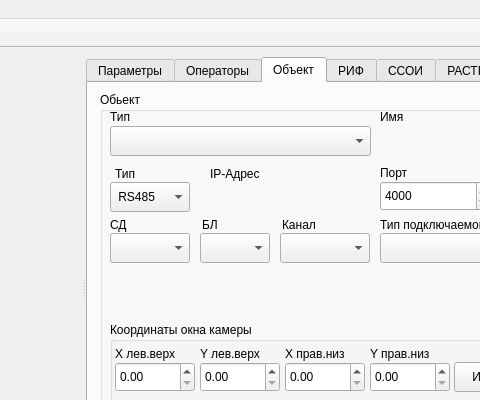
Qt form m_cfg/MainWindowCFG.ui (xXRadioHeadXx/start7) before a commit; both pictures show x 348 to 828 and y 0 to 400 of the 1043 by 570 pixel window.
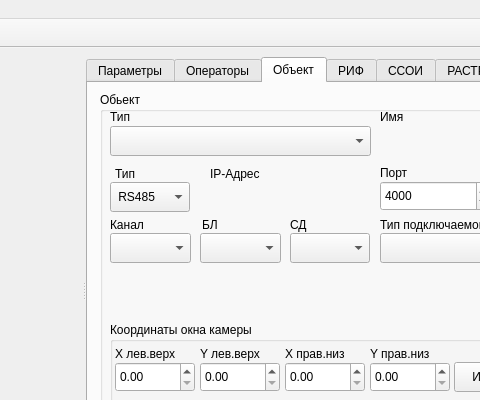
The same form after that commit. Icons and pictures are not drawn. Custom widgets are drawn as their Qt base class.

Diff of the .ui file:
```diff
--- a/m_cfg/MainWindowCFG.ui
+++ b/m_cfg/MainWindowCFG.ui
@@ -975,7 +975,7 @@
                <rect>
                 <x>100</x>
                 <y>21</y>
-                <width>70</width>
+                <width>81</width>
                 <height>30</height>
                </rect>
               </property>
@@ -983,7 +983,7 @@
              <widget class="QComboBox" name="SSOI_SD_Num3">
               <property name="geometry">
                <rect>
-                <x>10</x>
+                <x>190</x>
                 <y>21</y>
                 <width>80</width>
                 <height>30</height>
@@ -1006,7 +1006,7 @@
              <widget class="QLabel" name="label_99">
               <property name="geometry">
                <rect>
-                <x>182</x>
+                <x>10</x>
                 <y>5</y>
                 <width>71</width>
                 <height>16</height>
@@ -1019,7 +1019,7 @@
              <widget class="QLabel" name="label_100">
               <property name="geometry">
                <rect>
-                <x>10</x>
+                <x>190</x>
                 <y>5</y>
                 <width>71</width>
                 <height>16</height>
@@ -1032,9 +1032,9 @@
              <widget class="QComboBox" name="SSOI_SD_Num1">
               <property name="geometry">
                <rect>
-                <x>180</x>
+                <x>10</x>
                 <y>21</y>
-                <width>90</width>
+                <width>81</width>
                 <height>30</height>
                </rect>
               </property>
```
